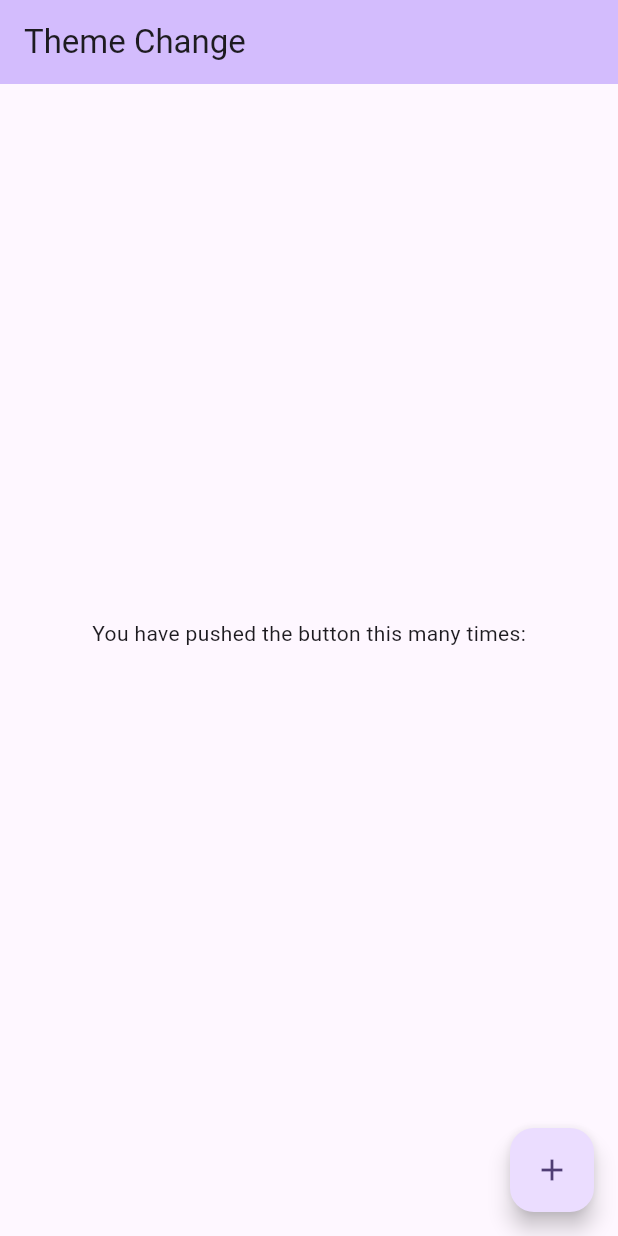
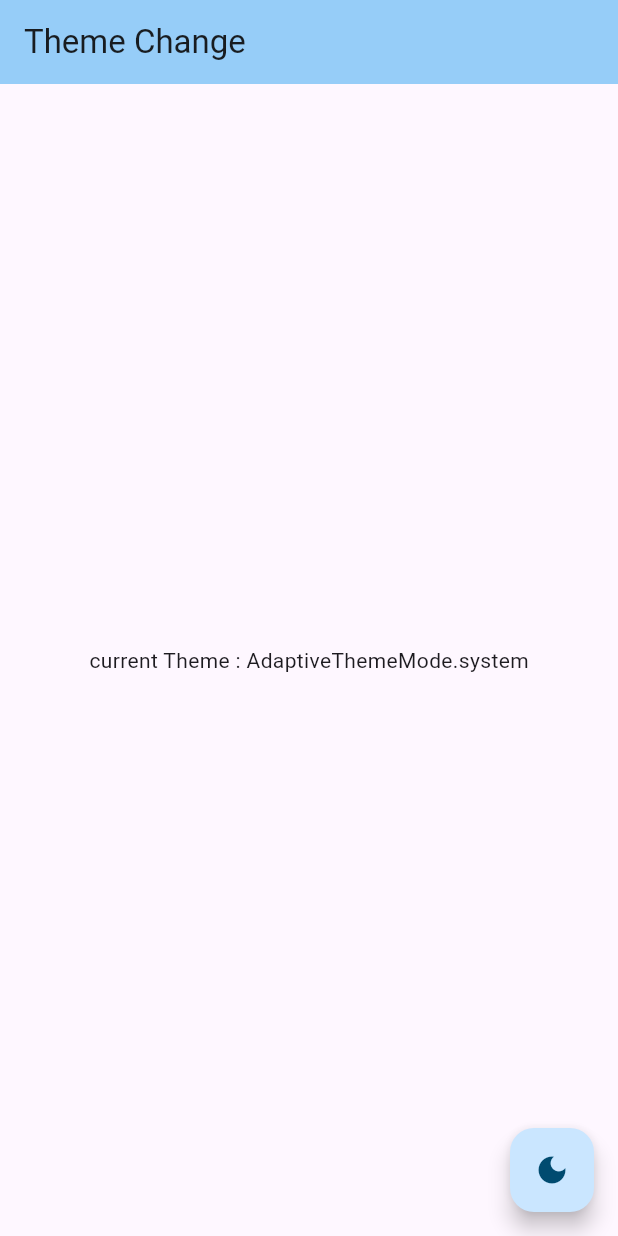
Before and after one commit to adityakumar-dev/flutter, a Flutter app: the screen it shows after launch, on a phone screen of 412 x 824 dp. Run offline on Flutter 3.47's test engine with Material 3 defaults, Android fonts, the phone set to English and light mode, and no system bars; our stand-ins replace adaptive_theme, fpdart.

Commit message:
added change them functionality

```diff
--- a/switch_theme/lib/main.dart
+++ b/switch_theme/lib/main.dart
@@ -1,4 +1,6 @@
 import 'package:flutter/material.dart';
+import 'package:switch_theme/theme.dart';
+import 'package:adaptive_theme/adaptive_theme.dart';
 
 void main() {
   runApp(const MyApp());
@@ -9,27 +11,33 @@ class MyApp extends StatelessWidget {
 
   @override
   Widget build(BuildContext context) {
-    return MaterialApp(
-      debugShowCheckedModeBanner: false,
-      title: 'Flutter Demo',
-      theme: ThemeData(
-        colorScheme: ColorScheme.fromSeed(seedColor: Colors.deepPurple),
-        useMaterial3: true,
+    return AdaptiveTheme(
+      initial: AdaptiveThemeMode.system,
+      light: AppTheme.lightTheme,
+      dark: AppTheme.darkTheme,
+      builder: (light, dark) => MaterialApp(
+        debugShowCheckedModeBanner: false,
+        title: 'Flutter Demo',
+        theme: light,
+        darkTheme: dark,
+        home: const MyHomePage(),
       ),
-      home: const MyHomePage(),
     );
   }
 }
+
 class MyHomePage extends StatefulWidget {
-  const MyHomePage({super.key,});
+  const MyHomePage({
+    super.key,
+  });
   @override
   State<MyHomePage> createState() => _MyHomePageState();
 }
+
 class _MyHomePageState extends State<MyHomePage> {
   @override
   Widget build(BuildContext context) {
     return Scaffold(
-
       appBar: AppBar(
         backgroundColor: Theme.of(context).colorScheme.inversePrimary,
         title: const Text("Theme Change"),
@@ -38,20 +46,23 @@ class _MyHomePageState extends State<MyHomePage> {
         child: Column(
           mainAxisAlignment: MainAxisAlignment.center,
           children: <Widget>[
-            const Text(
-              'You have pushed the button this many times:',
+             Text(
+              'current Theme : ${AdaptiveTheme.of(context).mode}',
             ),
-            Text(
-              '',
-              style: Theme.of(context).textTheme.headlineMedium,
-            ),
+
           ],
         ),
       ),
       floatingActionButton: FloatingActionButton(
-        onPressed: (){},
+        onPressed: () {
+          AdaptiveTheme.of(context).mode == AdaptiveThemeMode.dark
+              ? AdaptiveTheme.of(context).setLight()
+              : AdaptiveTheme.of(context).setDark();
+        },
         tooltip: 'Increment',
-        child: const Icon(Icons.add),
+        child: AdaptiveTheme.of(context).mode == AdaptiveThemeMode.dark
+            ? const Icon(Icons.light_mode)
+            : const Icon(Icons.dark_mode),
       ),
     );
   }
--- a/switch_theme/lib/theme.dart
+++ b/switch_theme/lib/theme.dart
@@ -7,7 +7,6 @@ class AppTheme {
   );
   static final ThemeData darkTheme = ThemeData.dark(useMaterial3: true).copyWith(
     brightness: Brightness.dark,
-
     colorScheme: ColorScheme.fromSeed(seedColor: Colors.blue, brightness: Brightness.dark)
   ,
   );
```
